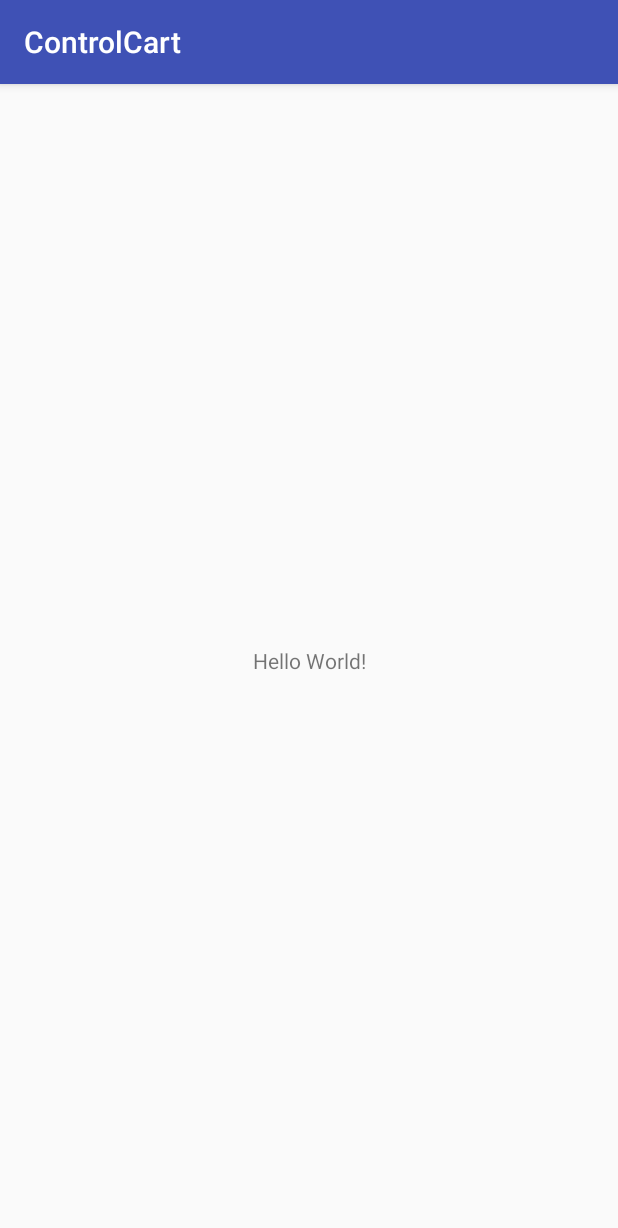
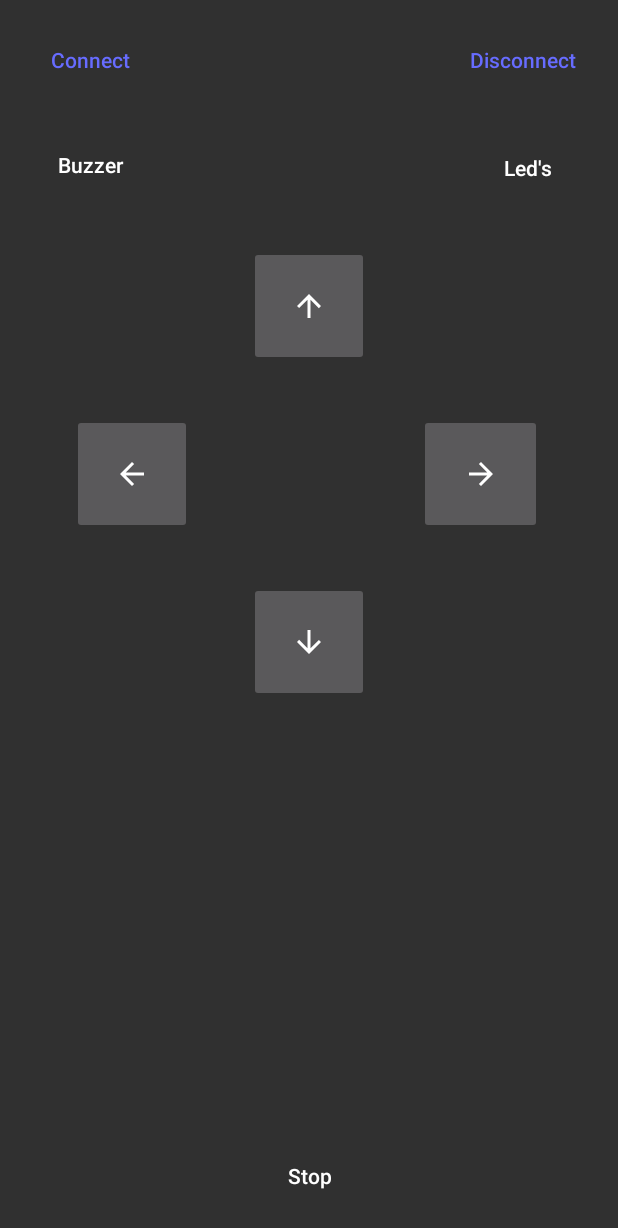
Before and after one commit to IramML/ArduinoBluetooth, an Android app: the screen it shows after launch (ControlActivity), on a phone screen of 412 x 824 dp. Shown: the top 1228 px of the screen. Run offline under Robolectric (Android 15) with nearby library versions, the phone set to English and light mode, and no system bars.

Commit message:
App interface

```diff
--- /dev/null
+++ b/ControlApp/app/src/main/res/drawable/down.xml
@@ -0,0 +1,5 @@
+<vector android:height="24dp" android:tint="#FFFFFF"
+    android:viewportHeight="24.0" android:viewportWidth="24.0"
+    android:width="24dp" xmlns:android="http://schemas.android.com/apk/res/android">
+    <path android:fillColor="#010101" android:pathData="M20,12l-1.41,-1.41L13,16.17V4h-2v12.17l-5.58,-5.59L4,12l8,8 8,-8z"/>
+</vector>
--- /dev/null
+++ b/ControlApp/app/src/main/res/drawable/left.xml
@@ -0,0 +1,5 @@
+<vector android:height="24dp" android:tint="#FFFFFF"
+    android:viewportHeight="24.0" android:viewportWidth="24.0"
+    android:width="24dp" xmlns:android="http://schemas.android.com/apk/res/android">
+    <path android:fillColor="#FF000000" android:pathData="M20,11H7.83l5.59,-5.59L12,4l-8,8 8,8 1.41,-1.41L7.83,13H20v-2z"/>
+</vector>
--- /dev/null
+++ b/ControlApp/app/src/main/res/drawable/right.xml
@@ -0,0 +1,5 @@
+<vector android:height="24dp" android:tint="#FFFFFF"
+    android:viewportHeight="24.0" android:viewportWidth="24.0"
+    android:width="24dp" xmlns:android="http://schemas.android.com/apk/res/android">
+    <path android:fillColor="#FF000000" android:pathData="M12,4l-1.41,1.41L16.17,11H4v2h12.17l-5.58,5.59L12,20l8,-8z"/>
+</vector>
--- /dev/null
+++ b/ControlApp/app/src/main/res/drawable/up.xml
@@ -0,0 +1,5 @@
+<vector android:height="24dp" android:tint="#FFFFFF"
+    android:viewportHeight="24.0" android:viewportWidth="24.0"
+    android:width="24dp" xmlns:android="http://schemas.android.com/apk/res/android">
+    <path android:fillColor="#FF000000" android:pathData="M4,12l1.41,1.41L11,7.83V20h2V7.83l5.58,5.59L20,12l-8,-8 -8,8z"/>
+</vector>
--- a/ControlApp/app/src/main/res/layout/activity_control.xml
+++ b/ControlApp/app/src/main/res/layout/activity_control.xml
@@ -6,13 +6,116 @@
     android:layout_height="match_parent"
     tools:context=".ControlActivity">
 
-    <TextView
+    <Button
+        android:id="@+id/btnConnect"
+        style="@style/Widget.AppCompat.Button.Borderless.Colored"
         android:layout_width="wrap_content"
         android:layout_height="wrap_content"
-        android:text="Hello World!"
-        app:layout_constraintBottom_toBottomOf="parent"
-        app:layout_constraintLeft_toLeftOf="parent"
-        app:layout_constraintRight_toRightOf="parent"
+        android:layout_marginStart="16dp"
+        android:layout_marginTop="16dp"
+        android:text="Connect"
+        android:textAllCaps="false"
+        app:layout_constraintStart_toStartOf="parent"
         app:layout_constraintTop_toTopOf="parent" />
 
+    <Button
+        android:id="@+id/btnDisconnect"
+        style="@style/Widget.AppCompat.Button.Borderless.Colored"
+        android:layout_width="wrap_content"
+        android:layout_height="wrap_content"
+        android:layout_marginEnd="16dp"
+        android:layout_marginTop="16dp"
+        android:text="Disconnect"
+        android:textAllCaps="false"
+        app:layout_constraintEnd_toEndOf="parent"
+        app:layout_constraintTop_toTopOf="parent" />
+
+    <ImageButton
+        android:id="@+id/ibUp"
+        android:layout_width="80dp"
+        android:layout_height="80dp"
+        android:layout_marginEnd="16dp"
+        android:layout_marginStart="16dp"
+        android:layout_marginTop="32dp"
+        android:src="@drawable/up"
+        app:layout_constraintEnd_toEndOf="parent"
+        app:layout_constraintStart_toStartOf="parent"
+        app:layout_constraintTop_toBottomOf="@+id/btnBuzzer" />
+
+    <ImageButton
+        android:id="@+id/ibDown"
+        android:layout_width="80dp"
+        android:layout_height="80dp"
+        android:layout_marginEnd="16dp"
+        android:layout_marginStart="16dp"
+        android:layout_marginTop="32dp"
+        android:src="@drawable/down"
+        app:layout_constraintEnd_toEndOf="parent"
+        app:layout_constraintStart_toStartOf="parent"
+        app:layout_constraintTop_toBottomOf="@+id/ibRight" />
+
+    <ImageButton
+        android:id="@+id/ibRight"
+        android:layout_width="82dp"
+        android:layout_height="80dp"
+        android:layout_marginEnd="16dp"
+        android:layout_marginStart="32dp"
+        android:layout_marginTop="32dp"
+        android:src="@drawable/right"
+        app:layout_constraintEnd_toEndOf="parent"
+        app:layout_constraintHorizontal_bias="0.777"
+        app:layout_constraintStart_toEndOf="@+id/ibLeft"
+        app:layout_constraintTop_toBottomOf="@+id/ibUp" />
+
+    <ImageButton
+        android:id="@+id/ibLeft"
+        android:layout_width="80dp"
+        android:layout_height="80dp"
+        android:layout_marginStart="48dp"
+        android:layout_marginTop="32dp"
+        android:src="@drawable/left"
+        app:layout_constraintStart_toStartOf="parent"
+        app:layout_constraintTop_toBottomOf="@+id/ibUp" />
+
+    <Button
+        android:id="@+id/btnBuzzer"
+        style="@style/Widget.AppCompat.Button.Borderless"
+        android:layout_width="wrap_content"
+        android:layout_height="44dp"
+        android:layout_marginStart="16dp"
+        android:layout_marginTop="24dp"
+        android:text="Buzzer"
+        android:textAllCaps="false"
+        app:layout_constraintStart_toStartOf="parent"
+        app:layout_constraintTop_toBottomOf="@+id/btnConnect" />
+
+    <Button
+        android:id="@+id/btnLeds"
+        style="@style/Widget.AppCompat.Button.Borderless"
+        android:layout_width="wrap_content"
+        android:layout_height="wrap_content"
+        android:layout_marginEnd="16dp"
+        android:layout_marginTop="24dp"
+        android:text="Led's"
+        android:textAllCaps="false"
+        app:layout_constraintEnd_toEndOf="parent"
+        app:layout_constraintTop_toBottomOf="@+id/btnDisconnect" />
+
+    <Button
+        android:id="@+id/btnStop"
+        style="@style/Widget.AppCompat.Button.Borderless"
+        android:layout_width="wrap_content"
+        android:layout_height="wrap_content"
+        android:layout_marginBottom="16dp"
+        android:layout_marginEnd="16dp"
+        android:layout_marginStart="16dp"
+        android:layout_marginTop="16dp"
+        android:text="Stop"
+        android:textAllCaps="false"
+        app:layout_constraintBottom_toBottomOf="parent"
+        app:layout_constraintEnd_toEndOf="parent"
+        app:layout_constraintStart_toStartOf="parent"
+        app:layout_constraintTop_toBottomOf="@+id/ibDown"
+        app:layout_constraintVertical_bias="1.0" />
+
 </android.support.constraint.ConstraintLayout>
--- a/ControlApp/app/src/main/res/values/colors.xml
+++ b/ControlApp/app/src/main/res/values/colors.xml
@@ -2,5 +2,5 @@
 <resources>
     <color name="colorPrimary">#3F51B5</color>
     <color name="colorPrimaryDark">#303F9F</color>
-    <color name="colorAccent">#FF4081</color>
+    <color name="colorAccent">#676cff</color>
 </resources>
--- a/ControlApp/app/src/main/res/values/styles.xml
+++ b/ControlApp/app/src/main/res/values/styles.xml
@@ -1,7 +1,7 @@
 <resources>
 
     <!-- Base application theme. -->
-    <style name="AppTheme" parent="Theme.AppCompat.Light.DarkActionBar">
+    <style name="AppTheme" parent="Theme.AppCompat.NoActionBar">
         <!-- Customize your theme here. -->
         <item name="colorPrimary">@color/colorPrimary</item>
         <item name="colorPrimaryDark">@color/colorPrimaryDark</item>
```
